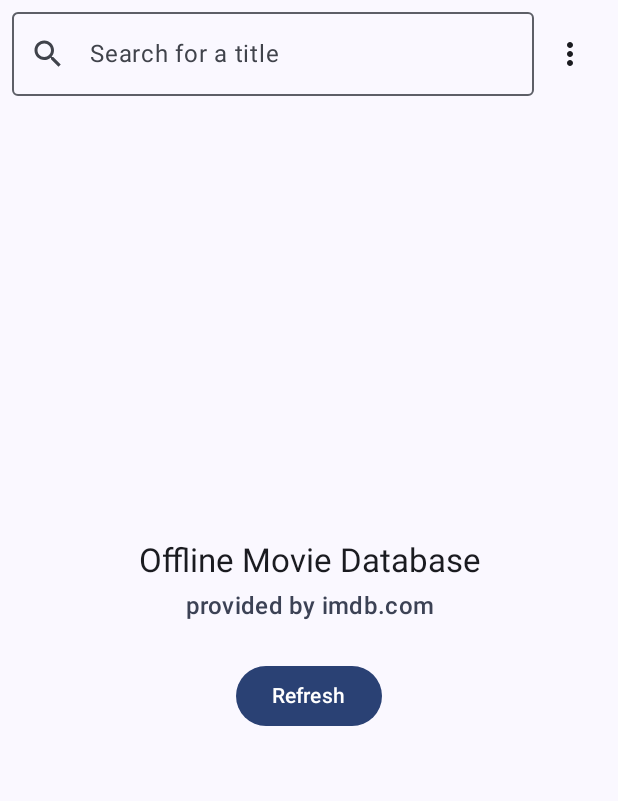
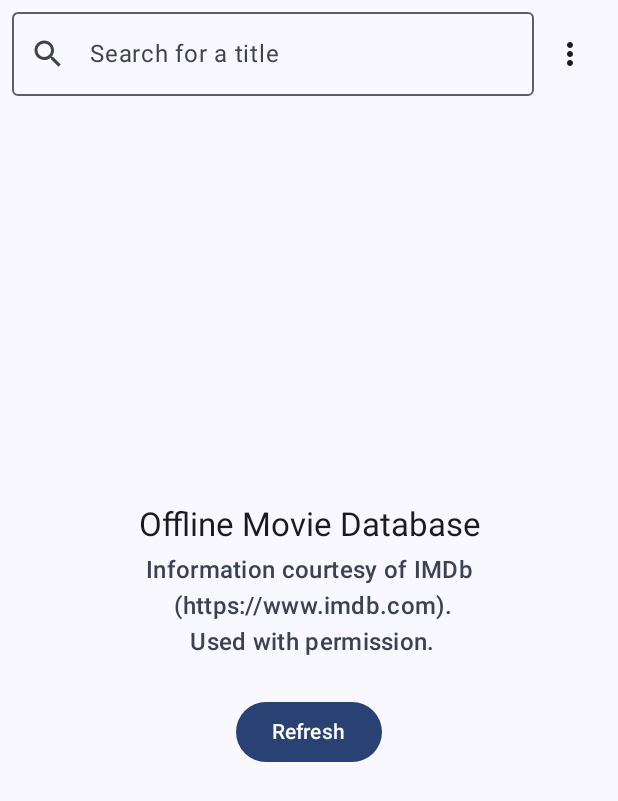
Before and after one commit to romsahel/OfflineMdb, an Android app built with Jetpack Compose: the screen it shows after launch (MainActivity), on a phone screen of 412 x 824 dp. Shown: the top 801 px of the screen. Run offline under Robolectric (Android 15) with nearby library versions, the phone set to English and light mode, and no system bars; 3 statements that could not run were skipped.

Commit message:
[Strings] Add legal text for IMDb

```diff
--- a/app/src/main/res/values/strings.xml
+++ b/app/src/main/res/values/strings.xml
@@ -1,7 +1,10 @@
 <resources>
     <string name="app_name">OMDb</string>
     <string name="app_title">Offline Movie Database</string>
-    <string name="app_subtitle">provided by imdb.com</string>
+    <string name="app_subtitle">Information courtesy of
+IMDb\n
+(https://www.imdb.com).\n
+Used with permission.</string>
 
     <string name="database_lastRefresh">Last refresh: %s</string>
     <string name="database_itemCount">%s items in database</string>
```
